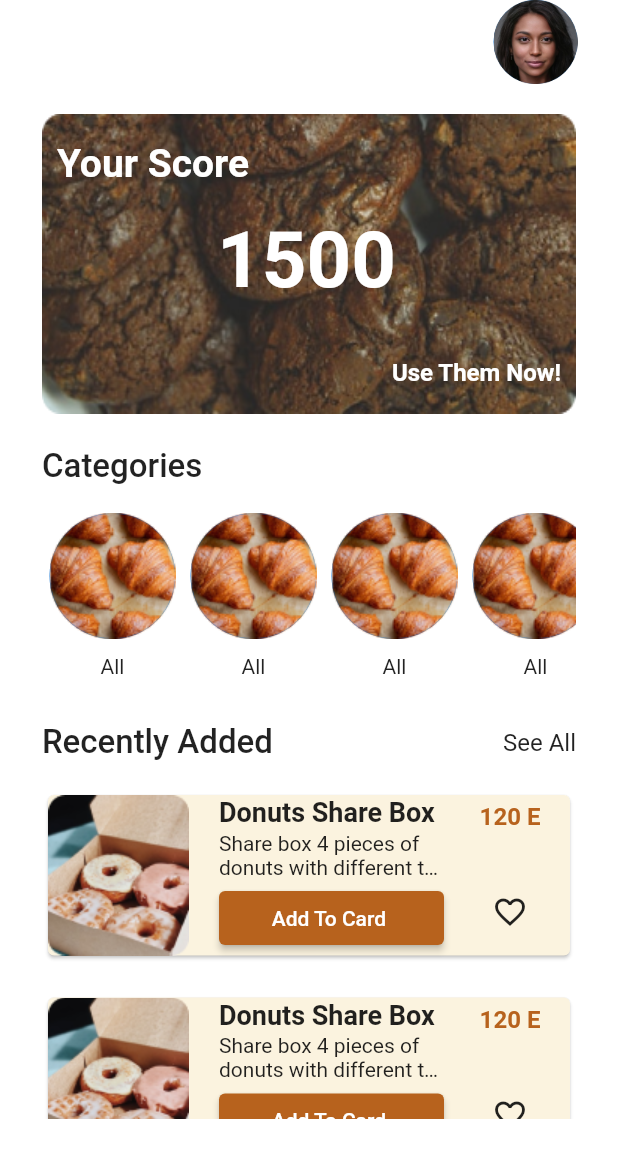
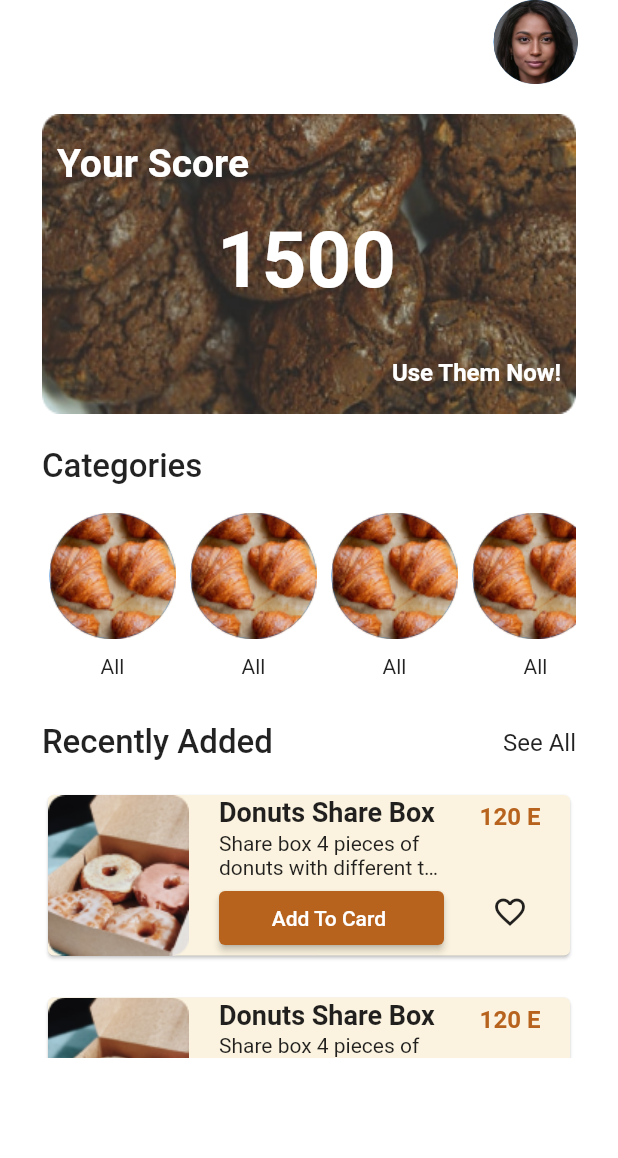
Before and after one commit to hadeermoustafa118/Bake_It, a Flutter app: the HomePage screen opened directly, on a phone screen of 412 x 824 dp. Shown: the top 1158 px of the screen. Run offline on Flutter 3.47's test engine with Material 2 defaults, Android fonts, the light colour scheme and no system bars.

Commit message:
navigation and profile design

```diff
--- a/lib/main.dart
+++ b/lib/main.dart
@@ -1,4 +1,5 @@
 import 'package:bakeryorder/presentaion/screens/get_started.dart';
+import 'package:bakeryorder/presentaion/screens/root_page.dart';
 import 'package:flutter/material.dart';
 
 void main() {
--- a/lib/presentaion/components/categories_items.dart
+++ b/lib/presentaion/components/categories_items.dart
@@ -12,8 +12,8 @@ class CategoryItem extends StatelessWidget {
           child: Image.asset('assets/images/category.png'),
         ),
       ),
-      SizedBox(height: 10,),
-      Text('All', ),
+      const SizedBox(height: 10,),
+      const Text('All', ),
     ],);
   }
 }
--- a/lib/presentaion/components/home_list_card.dart
+++ b/lib/presentaion/components/home_list_card.dart
@@ -7,7 +7,7 @@ class HomeListCard extends StatelessWidget {
   @override
   Widget build(BuildContext context) {
     return SizedBox(
-      height: 220,
+      height: 179,
       width: MediaQuery.of(context).size.width,
       child: ListView.builder(
         itemBuilder: (context, index) => const RecentCard(),
--- a/lib/presentaion/components/home_row.dart
+++ b/lib/presentaion/components/home_row.dart
@@ -1,17 +1,19 @@
 import 'package:flutter/material.dart';
+
 class HomeRow extends StatelessWidget {
-  const HomeRow({Key? key}) : super(key: key);
+  const HomeRow({Key? key, required this.title}) : super(key: key);
 
+  final String title;
   @override
   Widget build(BuildContext context) {
-    return const Row(
+    return Row(
       mainAxisAlignment: MainAxisAlignment.spaceBetween,
       children: [
         Text(
-          'Recently Added',
-          style: TextStyle(fontSize: 22, fontWeight: FontWeight.w500),
+          title,
+          style: const TextStyle(fontSize: 22, fontWeight: FontWeight.w500),
         ),
-        Text(
+        const Text(
           'See All',
           style: TextStyle(
             fontSize: 16,
--- a/lib/presentaion/screens/get_started.dart
+++ b/lib/presentaion/screens/get_started.dart
@@ -1,3 +1,4 @@
+import 'package:bakeryorder/presentaion/screens/root_page.dart';
 import 'package:flutter/material.dart';
 
 class GetStarted extends StatelessWidget {
@@ -28,11 +29,13 @@ class GetStarted extends StatelessWidget {
             ),const SizedBox(
               height: 10,
             ),
-            Text('''Where all your favourite bakery
+           const Text('''Where all your favourite bakery
             stuff are available.''', style:TextStyle(fontSize: 16) ,),
-            SizedBox(height: 20,),
+           const  SizedBox(height: 20,),
             ElevatedButton(
-              onPressed: () {},
+              onPressed: () {
+                Navigator.push(context, MaterialPageRoute(builder: (_)=> const RootPage()));
+              },
               style: ElevatedButton.styleFrom(
                   backgroundColor: const Color.fromRGBO(183, 98, 29, 1),
                   fixedSize: const Size(250, 50)),
--- a/lib/presentaion/screens/home_page.dart
+++ b/lib/presentaion/screens/home_page.dart
@@ -13,8 +13,9 @@ class HomePage extends StatelessWidget {
     return Scaffold(
       backgroundColor: Colors.white,
       appBar: AppBar(
-        systemOverlayStyle:
-            const SystemUiOverlayStyle(statusBarColor: Colors.transparent, statusBarIconBrightness: Brightness.dark),
+        systemOverlayStyle: const SystemUiOverlayStyle(
+            statusBarColor: Colors.transparent,
+            statusBarIconBrightness: Brightness.dark),
         backgroundColor: Colors.white,
         elevation: 0.0,
         actions: [
@@ -47,7 +48,9 @@ class HomePage extends StatelessWidget {
             SizedBox(
               height: 20,
             ),
-            HomeRow(),
+            HomeRow(
+              title: 'Recently Added',
+            ),
             SizedBox(
               height: 18,
             ),
--- a/pubspec.yaml
+++ b/pubspec.yaml
@@ -36,6 +36,7 @@ dependencies:
   # The following adds the Cupertino Icons font to your application.
   # Use with the CupertinoIcons class for iOS style icons.
   cupertino_icons: ^1.0.2
+  persistent_bottom_nav_bar: ^5.0.2
 
 dev_dependencies:
   flutter_test:
```
Also changed, not shown: pubspec.lock, 1 other file.
